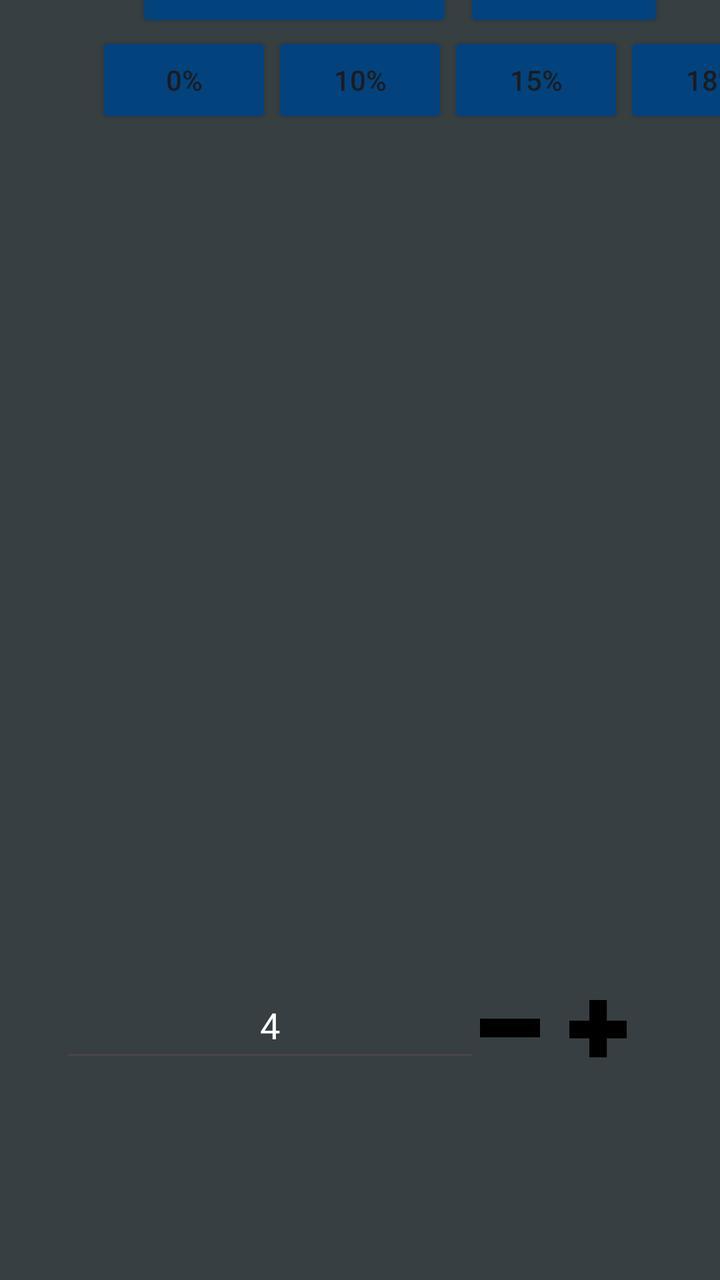
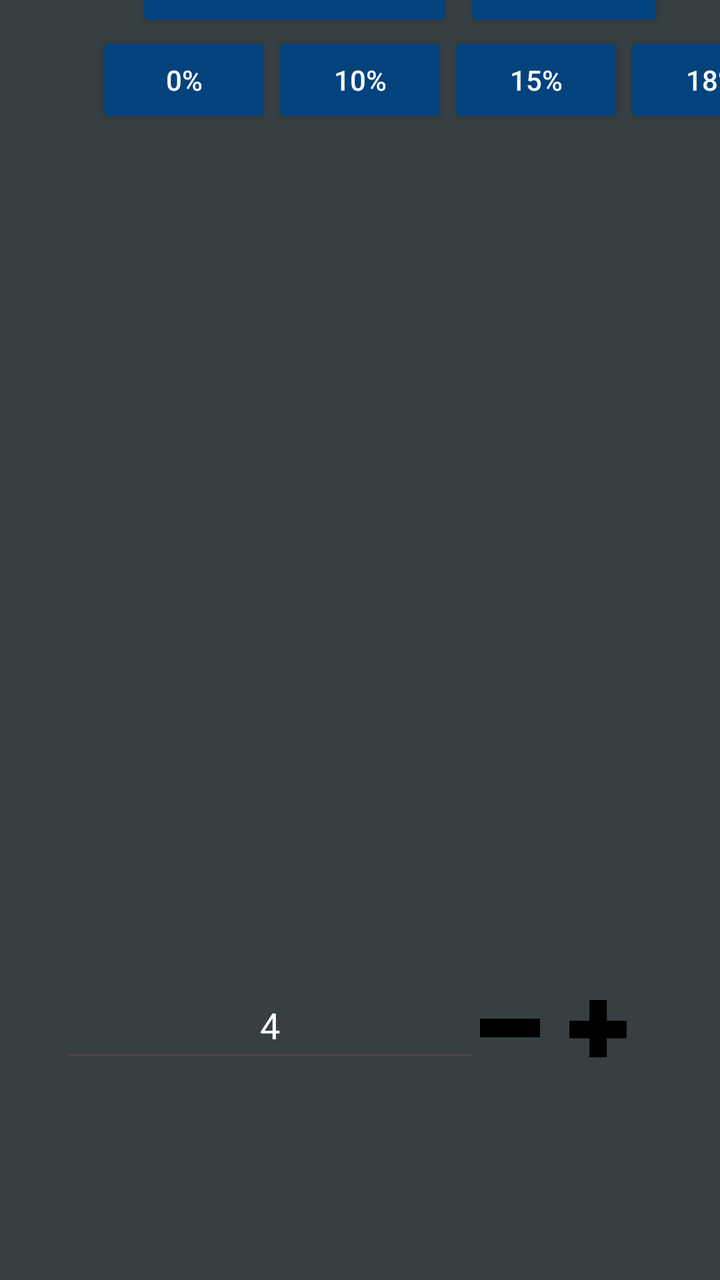

Screens rendered from an Android XML layout before and after an edit, with the pre-edit source and the edit as a unified diff.
<!-- AndroidManifest.xml: application theme Theme.BillCalc -->
<!-- res/layout/activity_unevenly_split_bill.xml -->
<?xml version="1.0" encoding="utf-8"?>
<androidx.constraintlayout.widget.ConstraintLayout xmlns:android="http://schemas.android.com/apk/res/android"
    xmlns:app="http://schemas.android.com/apk/res-auto"
    xmlns:tools="http://schemas.android.com/tools"
    android:id="@+id/main"
    android:layout_width="match_parent"
    android:layout_height="match_parent"
    android:background="#373f42"
    tools:context=".Unevenly_Split_Bill">


    <Button
        android:id="@+id/changeView1"
        android:layout_width="wrap_content"
        android:layout_height="wrap_content"
        android:layout_marginStart="232dp"
        android:layout_marginBottom="624dp"
        android:backgroundTint="#02437D"
        android:focusable="true"
        android:text="@string/even_split"
        app:layout_constraintBottom_toBottomOf="parent"
        app:layout_constraintStart_toStartOf="parent" />

    <Button
        android:id="@+id/fifteen"
        android:layout_width="wrap_content"
        android:layout_height="wrap_content"
        android:layout_marginStart="224dp"
        android:layout_marginBottom="576dp"
        android:backgroundTint="#02437D"
        android:text="@string/_15"
        app:layout_constraintBottom_toBottomOf="parent"
        app:layout_constraintStart_toStartOf="parent" />

    <Button
        android:id="@+id/eighteen"
        android:layout_width="wrap_content"
        android:layout_height="wrap_content"
        android:layout_marginStart="312dp"
        android:layout_marginBottom="576dp"
        android:backgroundTint="#02437D"
        android:text="@string/_18"
        app:layout_constraintBottom_toBottomOf="parent"
        app:layout_constraintStart_toStartOf="parent" />

    <Button
        android:id="@+id/zero"
        android:layout_width="wrap_content"
        android:layout_height="wrap_content"
        android:layout_marginStart="48dp"
        android:layout_marginBottom="576dp"
        android:backgroundTint="#02437D"

        android:text="@string/_0"
        app:layout_constraintBottom_toBottomOf="parent"
        app:layout_constraintStart_toStartOf="parent" />

    <Button
        android:id="@+id/ten"
        android:layout_width="wrap_content"
        android:layout_height="wrap_content"
        android:layout_marginStart="136dp"
        android:layout_marginBottom="576dp"
        android:backgroundTint="#02437D"
        android:text="@string/_10"
        app:layout_constraintBottom_toBottomOf="parent"
        app:layout_constraintStart_toStartOf="parent" />

    <EditText
        android:id="@+id/billAmount"
        android:layout_width="266dp"
        android:layout_height="73dp"
        android:layout_marginStart="88dp"
        android:layout_marginBottom="704dp"
        android:autofillHints=""
        android:backgroundTint="@color/white"
        android:ems="10"
        android:hint="@string/bill_amount"
        android:inputType="number"
        android:textAlignment="center"
        android:textColorHint="@color/white"
        android:textSize="30sp"
        app:layout_constraintBottom_toBottomOf="parent"
        app:layout_constraintStart_toStartOf="parent" />

    <Button
        android:id="@+id/ChangeNumberOfPeople"
        android:layout_width="wrap_content"
        android:layout_height="wrap_content"
        android:layout_marginStart="68dp"
        android:layout_marginBottom="624dp"
        android:backgroundTint="#02437D"
        android:focusable="true"
        android:text="@string/amount_of_people"
        app:layout_constraintBottom_toBottomOf="parent"
        app:layout_constraintStart_toStartOf="parent" />

    <LinearLayout
        android:id="@+id/CollapsableNumberOfPeople"
        android:layout_width="match_parent"
        android:layout_height="200dp"
        android:layout_marginBottom="4dp"
        android:gravity="center_horizontal"
        android:orientation="horizontal"
        app:layout_constraintBottom_toBottomOf="parent"
        app:layout_constraintStart_toStartOf="parent">


        <EditText
            android:id="@+id/ChangeableAmountOfPeople"
            android:layout_width="wrap_content"
            android:layout_height="50dp"
            android:layout_marginTop="50dp"
            android:autofillHints=""
            android:ems="10"
            android:inputType="number"
            android:text="@string/_4"
            android:textAlignment="center"
            android:textColor="@color/white" />

        <ImageView
            android:id="@+id/SubtractFromNumberOfPeople"
            android:layout_width="30dp"
            android:layout_height="16dp"
            android:layout_marginTop="70dp"
            android:clickable="true"
            android:contentDescription="@string/subtract"
            android:focusable="true"
            android:src="@drawable/subtract"
            tools:ignore="TouchTargetSizeCheck" />

        <ImageView
            android:id="@+id/AddFromAmountOfPeople"
            android:layout_width="60dp"
            android:layout_height="57dp"
            android:contentDescription="@string/add"
            android:focusable="true"
            android:clickable="true"
            android:layout_marginTop="53dp"
            android:src="@drawable/add" />
    </LinearLayout>

    <LinearLayout
        android:id="@+id/leftSideEditTextHolder"
        android:layout_width="223dp"
        android:layout_height="370dp"
        android:layout_marginBottom="204dp"
        android:orientation="vertical"
        app:layout_constraintBottom_toBottomOf="parent"
        app:layout_constraintStart_toStartOf="parent" />


    <LinearLayout
        android:id="@+id/rightSideEditTextHolder"
        android:layout_width="223dp"
        android:layout_height="370dp"
        android:layout_marginStart="220dp"
        android:layout_marginBottom="204dp"
        android:orientation="vertical"
        app:layout_constraintBottom_toBottomOf="parent"
        app:layout_constraintStart_toStartOf="parent" />


</androidx.constraintlayout.widget.ConstraintLayout>
<!-- resources referenced by this layout -->
<resources>
  <color name="white">#FFFFFFFF</color>
  <!-- drawable add: png bitmap (drawable, 2396 bytes) -->
  <!-- drawable subtract: png bitmap (drawable, 143 bytes) -->
  <string name="_0">0%</string>
  <string name="_10">10%</string>
  <string name="_15">15%</string>
  <string name="_18">18%</string>
  <string name="_4">4</string>
  <string name="add">ADD</string>
  <string name="amount_of_people">Amount of People</string>
  <string name="bill_amount">Bill Amount</string>
  <string name="even_split">Even Split</string>
  <string name="subtract">SUBTRACT</string>
  <style name="Theme.BillCalc" parent="Base.Theme.BillCalc" />
  <style name="Base.Theme.BillCalc" parent="Theme.Material3.DayNight.NoActionBar">
          
          
      </style>
</resources>

<!-- the commit's change to res/layout/activity_unevenly_split_bill.xml (unified diff, before → after) -->
@@ -17,6 +17,7 @@
         android:layout_marginBottom="624dp"
         android:backgroundTint="#02437D"
         android:focusable="true"
+        android:textColor="@color/white"
         android:text="@string/even_split"
         app:layout_constraintBottom_toBottomOf="parent"
         app:layout_constraintStart_toStartOf="parent" />
@@ -28,6 +29,7 @@
         android:layout_marginStart="224dp"
         android:layout_marginBottom="576dp"
         android:backgroundTint="#02437D"
+        android:textColor="@color/white"
         android:text="@string/_15"
         app:layout_constraintBottom_toBottomOf="parent"
         app:layout_constraintStart_toStartOf="parent" />
@@ -39,6 +41,7 @@
         android:layout_marginStart="312dp"
         android:layout_marginBottom="576dp"
         android:backgroundTint="#02437D"
+        android:textColor="@color/white"
         android:text="@string/_18"
         app:layout_constraintBottom_toBottomOf="parent"
         app:layout_constraintStart_toStartOf="parent" />
@@ -50,7 +53,7 @@
         android:layout_marginStart="48dp"
         android:layout_marginBottom="576dp"
         android:backgroundTint="#02437D"
-
+        android:textColor="@color/white"
         android:text="@string/_0"
         app:layout_constraintBottom_toBottomOf="parent"
         app:layout_constraintStart_toStartOf="parent" />
@@ -62,6 +65,7 @@
         android:layout_marginStart="136dp"
         android:layout_marginBottom="576dp"
         android:backgroundTint="#02437D"
+        android:textColor="@color/white"
         android:text="@string/_10"
         app:layout_constraintBottom_toBottomOf="parent"
         app:layout_constraintStart_toStartOf="parent" />
@@ -91,6 +95,7 @@
         android:layout_marginBottom="624dp"
         android:backgroundTint="#02437D"
         android:focusable="true"
+        android:textColor="@color/white"
         android:text="@string/amount_of_people"
         app:layout_constraintBottom_toBottomOf="parent"
         app:layout_constraintStart_toStartOf="parent" />
